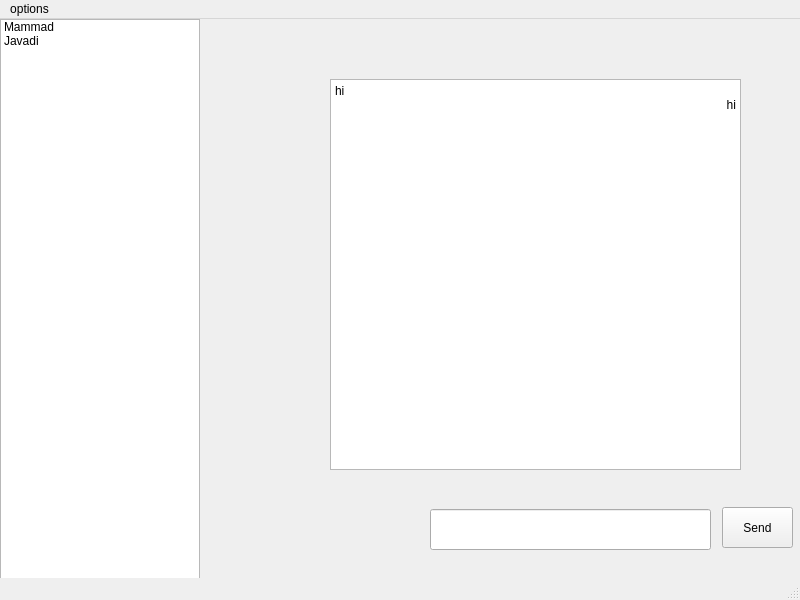
This is Project_AA/safheasli.ui in AmirHasanTaban/IUT-Messanger as Qt 5 draws it before an edit. The edited form follows.
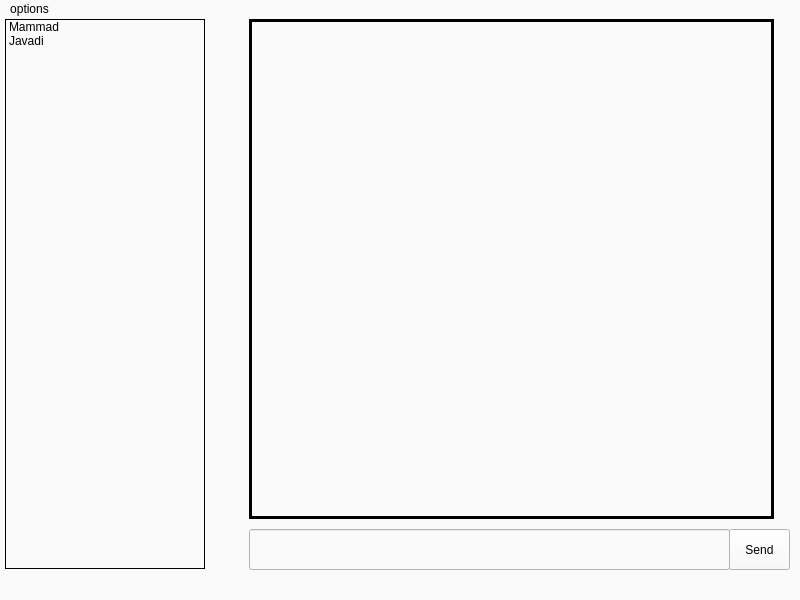
This is the edited form.

```diff
--- a/Project_AA/safheasli.ui
+++ b/Project_AA/safheasli.ui
@@ -13,16 +13,25 @@
   <property name="windowTitle">
    <string>MainWindow</string>
   </property>
+  <property name="styleSheet">
+   <string notr="true">background-color: rgb(250, 250, 250);</string>
+  </property>
   <widget class="QWidget" name="centralwidget">
    <widget class="QListWidget" name="listWidget">
     <property name="geometry">
      <rect>
-      <x>0</x>
+      <x>5</x>
       <y>0</y>
       <width>200</width>
-      <height>600</height>
+      <height>550</height>
      </rect>
     </property>
+    <property name="frameShape">
+     <enum>QFrame::Box</enum>
+    </property>
+    <property name="frameShadow">
+     <enum>QFrame::Plain</enum>
+    </property>
     <item>
      <property name="text">
       <string>Mammad</string>
@@ -37,9 +46,9 @@
    <widget class="QStackedWidget" name="stackedWidget">
     <property name="geometry">
      <rect>
-      <x>200</x>
+      <x>219</x>
       <y>0</y>
-      <width>600</width>
+      <width>581</width>
       <height>600</height>
      </rect>
     </property>
@@ -47,12 +56,21 @@
      <widget class="QTextBrowser" name="textBrowser_asli">
       <property name="geometry">
        <rect>
-        <x>130</x>
-        <y>60</y>
-        <width>411</width>
-        <height>391</height>
+        <x>30</x>
+        <y>0</y>
+        <width>525</width>
+        <height>500</height>
        </rect>
       </property>
+      <property name="frameShape">
+       <enum>QFrame::Box</enum>
+      </property>
+      <property name="frameShadow">
+       <enum>QFrame::Plain</enum>
+      </property>
+      <property name="lineWidth">
+       <number>3</number>
+      </property>
       <property name="html">
        <string>&lt;!DOCTYPE HTML PUBLIC &quot;-//W3C//DTD HTML 4.0//EN&quot; &quot;http://www.w3.org/TR/REC-html40/strict.dtd&quot;&gt;
 &lt;html&gt;&lt;head&gt;&lt;meta name=&quot;qrichtext&quot; content=&quot;1&quot; /&gt;&lt;meta charset=&quot;utf-8&quot; /&gt;&lt;style type=&quot;text/css&quot;&gt;
@@ -61,16 +79,15 @@
 li.unchecked::marker { content: &quot;\2610&quot;; }
 li.checked::marker { content: &quot;\2612&quot;; }
 &lt;/style&gt;&lt;/head&gt;&lt;body style=&quot; font-family:'Segoe UI'; font-size:9pt; font-weight:400; font-style:normal;&quot;&gt;
-&lt;p style=&quot; margin-top:0px; margin-bottom:0px; margin-left:0px; margin-right:0px; -qt-block-indent:0; text-indent:0px;&quot;&gt;hi&lt;/p&gt;
-&lt;p align=&quot;right&quot; style=&quot; margin-top:0px; margin-bottom:0px; margin-left:0px; margin-right:0px; -qt-block-indent:0; text-indent:0px;&quot;&gt;hi&lt;/p&gt;&lt;/body&gt;&lt;/html&gt;</string>
+&lt;p style=&quot;-qt-paragraph-type:empty; margin-top:0px; margin-bottom:0px; margin-left:0px; margin-right:0px; -qt-block-indent:0; text-indent:0px;&quot;&gt;&lt;br /&gt;&lt;/p&gt;&lt;/body&gt;&lt;/html&gt;</string>
       </property>
      </widget>
      <widget class="QPushButton" name="pushButton">
       <property name="geometry">
        <rect>
-        <x>522</x>
-        <y>488</y>
-        <width>71</width>
+        <x>510</x>
+        <y>510</y>
+        <width>61</width>
         <height>41</height>
        </rect>
       </property>
@@ -81,9 +98,9 @@
      <widget class="QLineEdit" name="lineEdit_asli">
       <property name="geometry">
        <rect>
-        <x>230</x>
-        <y>490</y>
-        <width>281</width>
+        <x>30</x>
+        <y>510</y>
+        <width>481</width>
         <height>41</height>
        </rect>
       </property>
@@ -98,7 +115,7 @@
      <x>0</x>
      <y>0</y>
      <width>800</width>
-     <height>26</height>
+     <height>19</height>
     </rect>
    </property>
    <widget class="QMenu" name="menuoptions">
```
